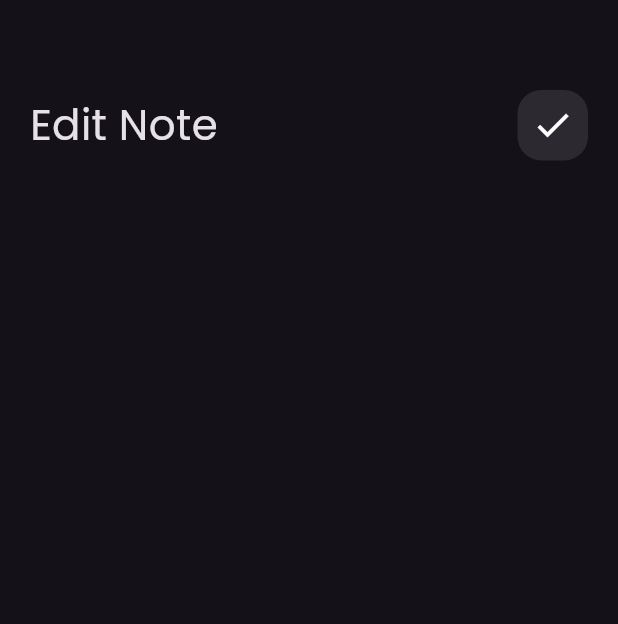
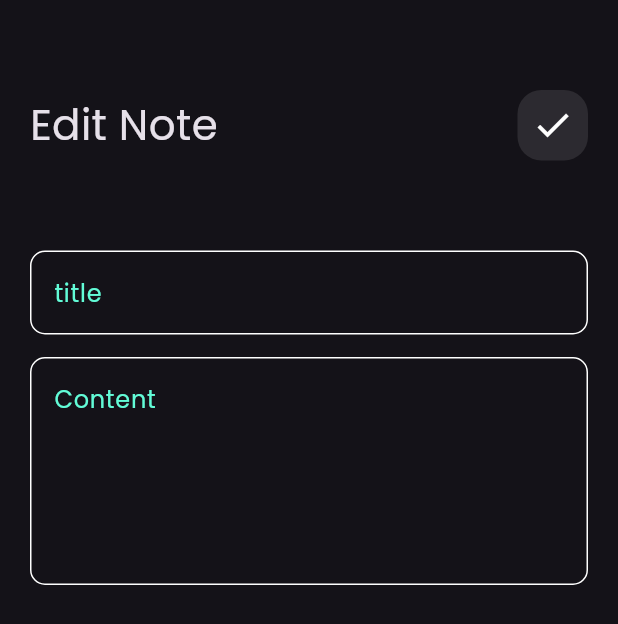
Before and after one commit to Hashem02-it/notes_app, a Flutter app: the EditNoteView screen opened directly, on a phone screen of 412 x 824 dp. Shown: the top 624 px of the screen. Run offline on Flutter 3.47's test engine with Material 3 defaults, Android fonts, the phone set to English and light mode, and no system bars.

Commit message:
edit note view ui

```diff
--- a/lib/views/widgets/edit_notes_view_body.dart
+++ b/lib/views/widgets/edit_notes_view_body.dart
@@ -1,5 +1,6 @@
 import 'package:flutter/material.dart';
 import 'package:note_app/views/widgets/custom_appbar.dart';
+import 'package:note_app/views/widgets/custom_text_field.dart';
 
 class EditNotesViewBody extends StatelessWidget {
   const EditNotesViewBody({super.key});
@@ -16,6 +17,17 @@ class EditNotesViewBody extends StatelessWidget {
           CustomAppBar(
             title: 'Edit Note',
             icon: Icons.check,
+          ),
+          SizedBox(
+            height: 60,
+          ),
+          CustomTextField(hintText: 'title'),
+          SizedBox(
+            height: 15,
+          ),
+          CustomTextField(
+            hintText: 'Content',
+            maxLines: 5,
           )
         ],
       ),
```
